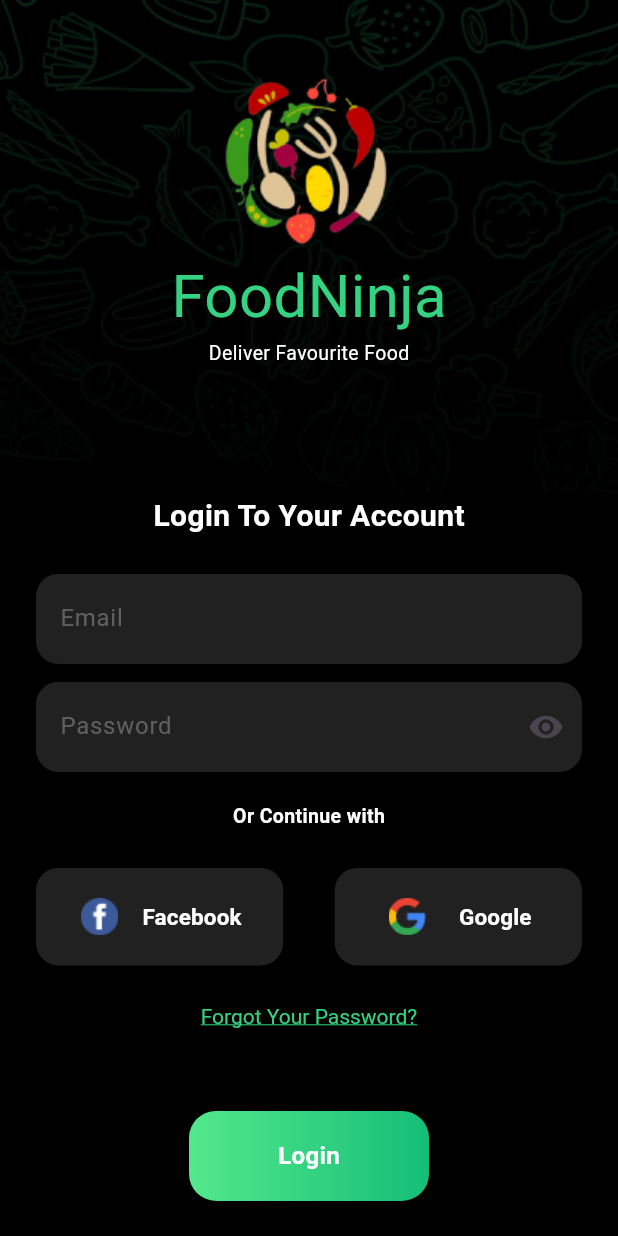
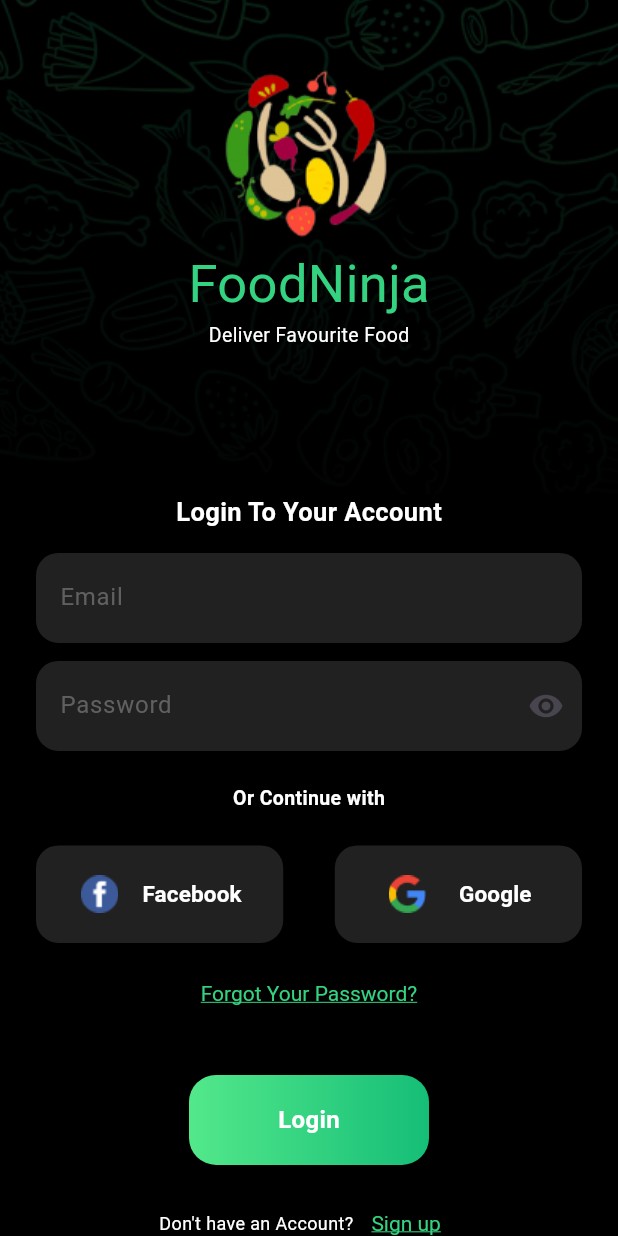
Before and after one commit to MohammedHishamFarouk/Food_Ninja, a Flutter app: the screen it shows after launch, after a tap on "Login", on a phone screen of 412 x 824 dp. Run offline on Flutter 3.47's test engine with Material 3 defaults, Android fonts, the light colour scheme and no system bars; our stand-ins replace bloc, dio, flutter_bloc, google_nav_bar, image_picker, shared_preferences; accounts and stored records are empty; network calls fail.

Commit message:
did some maintenance to the login and signup methods and removed the Local_data.dart file

```diff
--- a/lib/core/api/end_points.dart
+++ b/lib/core/api/end_points.dart
@@ -1,12 +1,10 @@
-import 'package:food_ninja/model/local_data.dart';
-
 class EndPoints {
   static String baseUrl = 'https://api.escuelajs.co/api/v1/';
   static String signIn = 'auth/login';
   static String signUP = 'users/';
   static String getUser = 'auth/profile';
   static String getItems = 'products';
-  static String updateProfile = 'users/${LocalData.userDataModel!.id}';
+  static String updateProfile = 'users/';
 }
 
 class ApiKey {
--- a/lib/core/helpers/cache_helper.dart
+++ b/lib/core/helpers/cache_helper.dart
@@ -4,7 +4,7 @@ class CacheHelper {
   static late SharedPreferences sharedPreferences;
 
   //here we initialize the cache
-  init() async {
+  Future<void> init() async {
     sharedPreferences = await SharedPreferences.getInstance();
   }
 
--- a/lib/model/local_data.dart
+++ /dev/null
@@ -1,5 +0,0 @@
-import 'package:food_ninja/model/user_model.dart';
-
-class LocalData {
-  static UserModel? userDataModel;
-}
--- a/lib/model/login_model.dart
+++ b/lib/model/login_model.dart
@@ -1,3 +1,5 @@
+import 'package:food_ninja/core/api/end_points.dart';
+
 class LoginModel {
   final String accessToken;
   final String refreshToken;
@@ -9,8 +11,8 @@ class LoginModel {
 
   factory LoginModel.fromJson(Map<String, dynamic> jsonData) {
     return LoginModel(
-      accessToken: jsonData['name'],
-      refreshToken: jsonData['email'],
+      accessToken: jsonData[ApiKey.accessToken],
+      refreshToken: jsonData[ApiKey.refreshToken],
     );
   }
 }
--- a/lib/modelView/userCubit/user_cubit.dart
+++ b/lib/modelView/userCubit/user_cubit.dart
@@ -1,3 +1,5 @@
+import 'dart:developer';
+
 import 'package:bloc/bloc.dart';
 import 'package:flutter/cupertino.dart';
 import 'package:food_ninja/core/api/api_consumer.dart';
@@ -73,14 +75,17 @@ class UserCubit extends Cubit<UserState> {
     }
   }
 
-  Future<void> login() async {
-    emit(LoginLoading());
+  Future login() async {
     try {
-      final loginResponse = await api.post(EndPoints.signIn, data: {
-        ApiKey.email: signInEmail.text,
-        ApiKey.password: signInPassword.text
+      emit(LoginLoading());
+      final response = await api.post(EndPoints.signIn, data: {
+        ApiKey.email:
+            signInEmail.text.isEmpty ? signUpEmail.text : signInEmail.text,
+        ApiKey.password: signInPassword.text.isEmpty
+            ? signUpPassword.text
+            : signInPassword.text
       });
-      final user = LoginModel.fromJson(loginResponse);
+      final user = LoginModel.fromJson(response);
       CacheHelper().saveData(key: ApiKey.accessToken, value: user.accessToken);
       emit(LoginSuccess());
     } catch (e) {
@@ -89,8 +94,8 @@ class UserCubit extends Cubit<UserState> {
   }
 
   void getUserData() async {
-    emit(LoginLoading());
     try {
+      emit(LoginLoading());
       final response = await api.get(
         EndPoints.getUser,
       );
@@ -100,13 +105,23 @@ class UserCubit extends Cubit<UserState> {
       emit(LoginFailure(message: e.toString()));
     }
   }
+  //mohis@gmail.com
 
-  void updateUserInfo(String updateType, String update) async {
-    emit(UpdateInfoLoading());
+  //String updateType, String update
+
+  void updateUserName() async {
+    if (firstName.text.isEmpty ||
+        lastName.text.isEmpty ||
+        mobileNumber.text.isEmpty) {
+      emit(UpdateInfoFailed(message: 'please fill in the required fields'));
+      return;
+    }
+    log('${userData!.id}');
     try {
+      emit(UpdateInfoLoading());
       await api.put(
-        EndPoints.updateProfile,
-        data: {updateType: update},
+        '${EndPoints.updateProfile}${userData!.id}',
+        data: {ApiKey.name: '${firstName.text} ${lastName.text}'},
       );
       emit(UpdateInfoSuccess());
     } catch (e) {
--- a/lib/view/screens/auth/loginScreen/login_screen.dart
+++ b/lib/view/screens/auth/loginScreen/login_screen.dart
@@ -36,13 +36,13 @@ class LoginScreen extends StatelessWidget {
                       child: Column(
                         children: [
                           Padding(
-                            padding: const EdgeInsets.only(top: 30.0),
+                            padding: const EdgeInsets.only(top: 25.0),
                             child: Image.asset('assets/Logo.png'),
                           ),
                           Text(
                             'FoodNinja',
                             style: TextStyle(
-                                fontSize: 40, color: ColorManager.blendedGreen),
+                                fontSize: 35, color: ColorManager.blendedGreen),
                           ),
                           const Text(
                             'Deliver Favourite Food',
@@ -58,12 +58,15 @@ class LoginScreen extends StatelessWidget {
                 const Text(
                   'Login To Your Account',
                   style: TextStyle(
-                    fontSize: 20,
+                    fontSize: 17,
                     fontWeight: FontWeight.bold,
                   ),
                 ),
                 Padding(
-                  padding: const EdgeInsets.all(24.0),
+                  padding: const EdgeInsets.symmetric(
+                    horizontal: 24.0,
+                    vertical: 15,
+                  ),
                   child: Column(
                     children: [
                       CustomTextFieldWidget(
@@ -77,16 +80,13 @@ class LoginScreen extends StatelessWidget {
                         formKey: context.read<UserCubit>().signInPasswordKey,
                         controller: context.read<UserCubit>().signInPassword,
                       ),
-                      const SizedBox(
-                        height: 20,
-                      ),
-                      const Text(
-                        'Or Continue with',
-                        style: TextStyle(
-                            fontWeight: FontWeight.bold, fontSize: 13),
-                      ),
-                      const SizedBox(
-                        height: 25,
+                      const Padding(
+                        padding: EdgeInsets.symmetric(vertical: 22.0),
+                        child: Text(
+                          'Or Continue with',
+                          style: TextStyle(
+                              fontWeight: FontWeight.bold, fontSize: 13),
+                        ),
                       ),
                       const Row(
                         mainAxisAlignment: MainAxisAlignment.spaceBetween,
--- a/lib/view/screens/auth/signupScreen/signup_screen.dart
+++ b/lib/view/screens/auth/signupScreen/signup_screen.dart
@@ -18,7 +18,9 @@ class SignupScreen extends StatelessWidget {
     return BlocConsumer<UserCubit, UserState>(
       listener: (context, state) {
         if (state is SignUpSuccess) {
+          context.read<UserCubit>().login();
           Navigator.of(context).pushNamed('fillBio');
+          context.read<UserCubit>().getUserData();
         } else if (state is SignUpFailure) {
           ScaffoldMessenger.of(context).showSnackBar(
             SnackBar(
```
Also changed, not shown: lib/view/screens/auth/fill_bio_screen.dart (+27 -9 lines), lib/view/screens/infoScreen/profile_screen.dart (+7 -7 lines).
